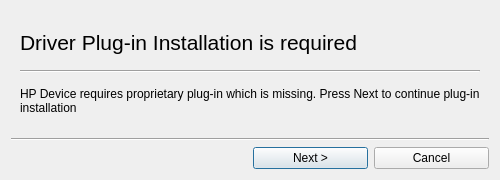
The window that ui4/plugindiagnose_base.ui (jpopelka/hplip) describes before a commit, drawn with Qt 5.
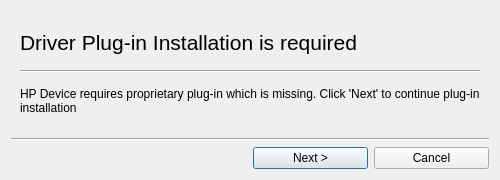
The same window after the commit.

Diff of the .ui file:
```diff
--- a/ui4/plugindiagnose_base.ui
+++ b/ui4/plugindiagnose_base.ui
@@ -43,7 +43,7 @@
        <item row="2" column="0" colspan="2">
         <widget class="QLabel" name="TitleLabel">
          <property name="text">
-          <string>HP Device requires proprietary plug-in which is missing. Press Next to continue plug-in installation</string>
+          <string>HP Device requires proprietary plug-in which is missing. Click 'Next' to continue plug-in installation</string>
          </property>
          <property name="wordWrap">
           <bool>true</bool>
```
